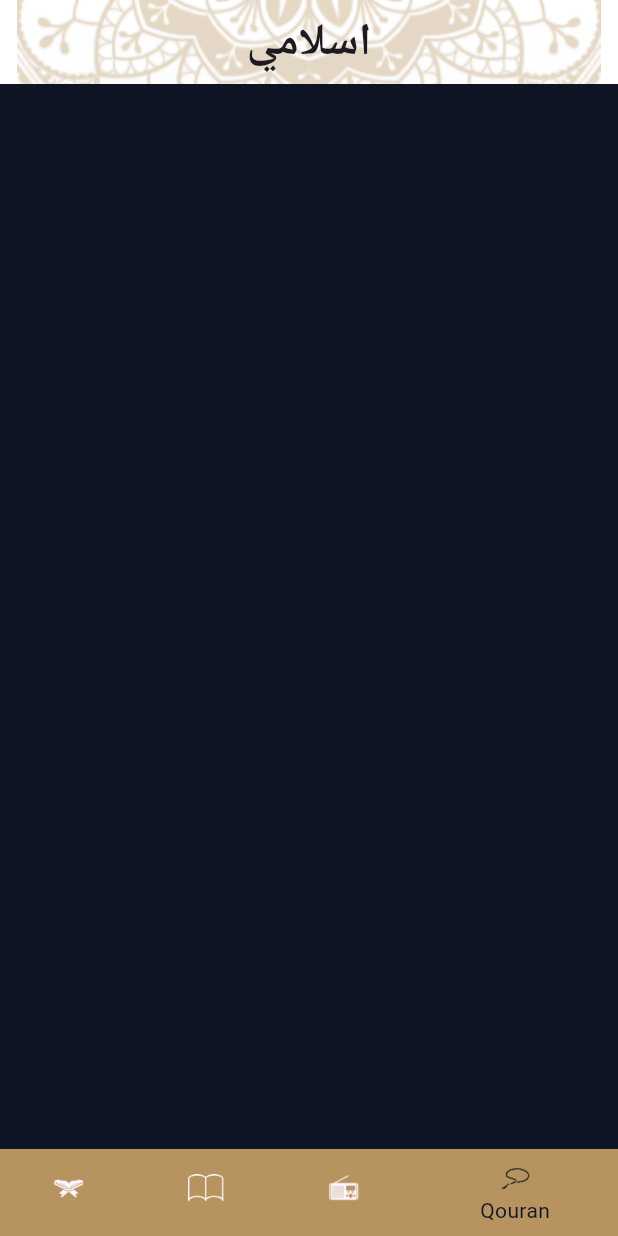
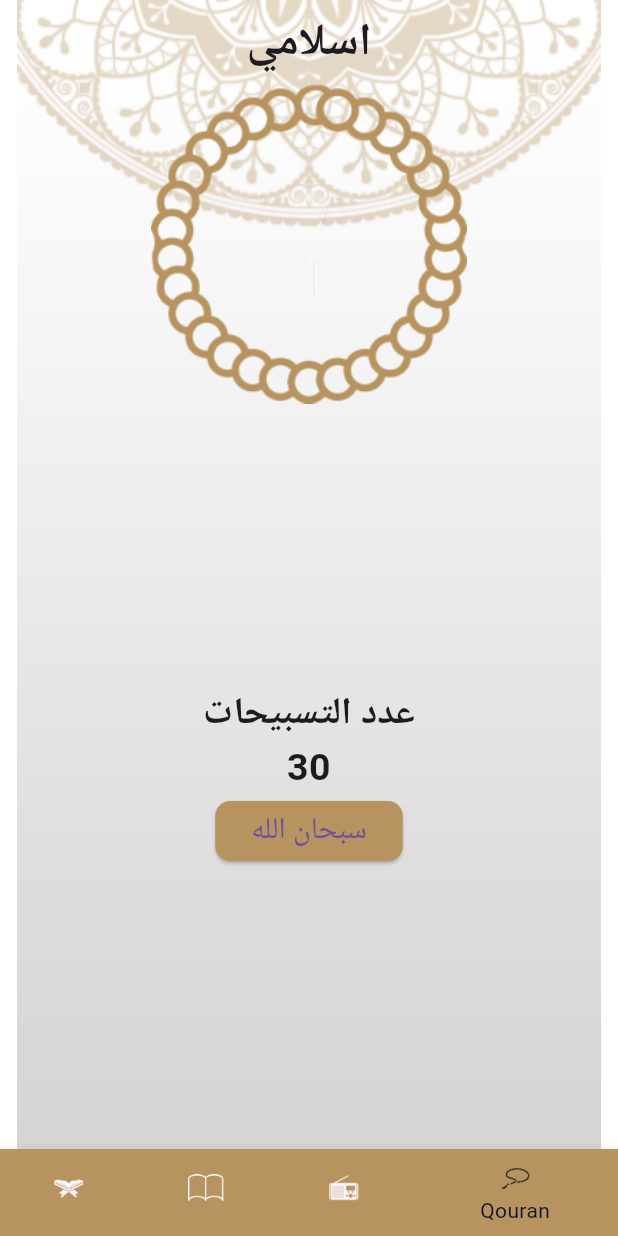
Before and after one commit to MahmoudMadihBedier/islameapp, a Flutter app: the screen it shows after launch, item 4 of the bottom bar chosen, on a phone screen of 412 x 824 dp. Run offline on Flutter 3.47's test engine with Material 3 defaults, Android fonts, the light colour scheme and no system bars.

Commit message:
sabha UI finshed

```diff
--- a/lib/widget_fragment/sebha/sebha.dart
+++ b/lib/widget_fragment/sebha/sebha.dart
@@ -1,14 +1,51 @@
+import 'dart:ui';
+
 import 'package:flutter/cupertino.dart';
+import 'package:flutter/material.dart';
+
+import '../../theming/my_them_data.dart';
 
 class sebhaFragment extends StatelessWidget {
   const sebhaFragment({super.key});
 
   @override
   Widget build(BuildContext context) {
-    return Container(
-      decoration: BoxDecoration(
-        color: Color(0xff0F1424)
-      ),
+    return Column(
+      crossAxisAlignment: CrossAxisAlignment.stretch,
+      mainAxisAlignment: MainAxisAlignment.center,
+      children: [
+        Expanded(
+            flex: 3, child: Image.asset("assets/images/body_sebha_logo.png")),
+        Expanded(
+            flex: 7,
+            child: Column(
+              mainAxisAlignment: MainAxisAlignment.center,
+              //crossAxisAlignment: CrossAxisAlignment.stretch,
+              children: [
+                Text(
+                  'عدد التسبيحات',
+                  textAlign: TextAlign.center,
+                  style: TextStyle(fontSize: 25, fontWeight: FontWeight.bold),
+                ),
+                Text(
+                  '30',
+                  textAlign: TextAlign.center,
+                  style: TextStyle(fontSize: 25, fontWeight: FontWeight.bold),
+                ),
+                ElevatedButton(
+                    onPressed: () {},
+                    child: Text(
+                      "سبحان الله",
+                      style: TextStyle(fontSize: 20),
+                    ),
+                    style: ElevatedButton.styleFrom(
+                        maximumSize: Size(150, 50),
+                        backgroundColor: ThemData.primryColor,
+                        shape: RoundedRectangleBorder(
+                            borderRadius: BorderRadius.circular(10)))),
+              ],
+            ))
+      ],
     );
   }
 }
```
